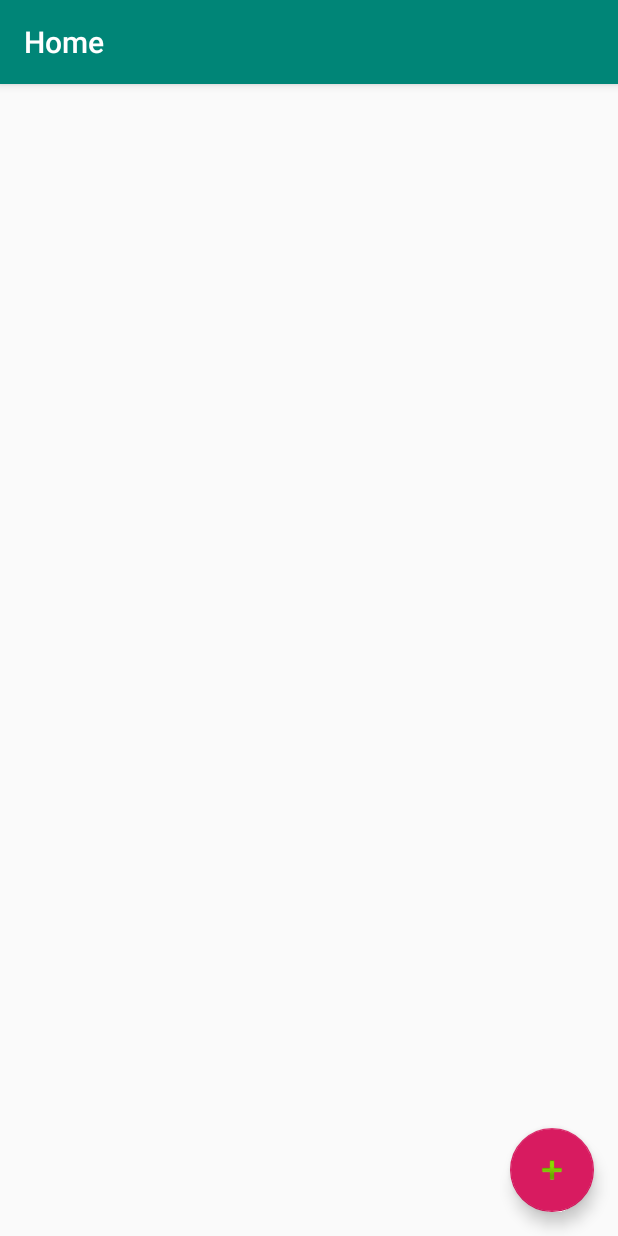
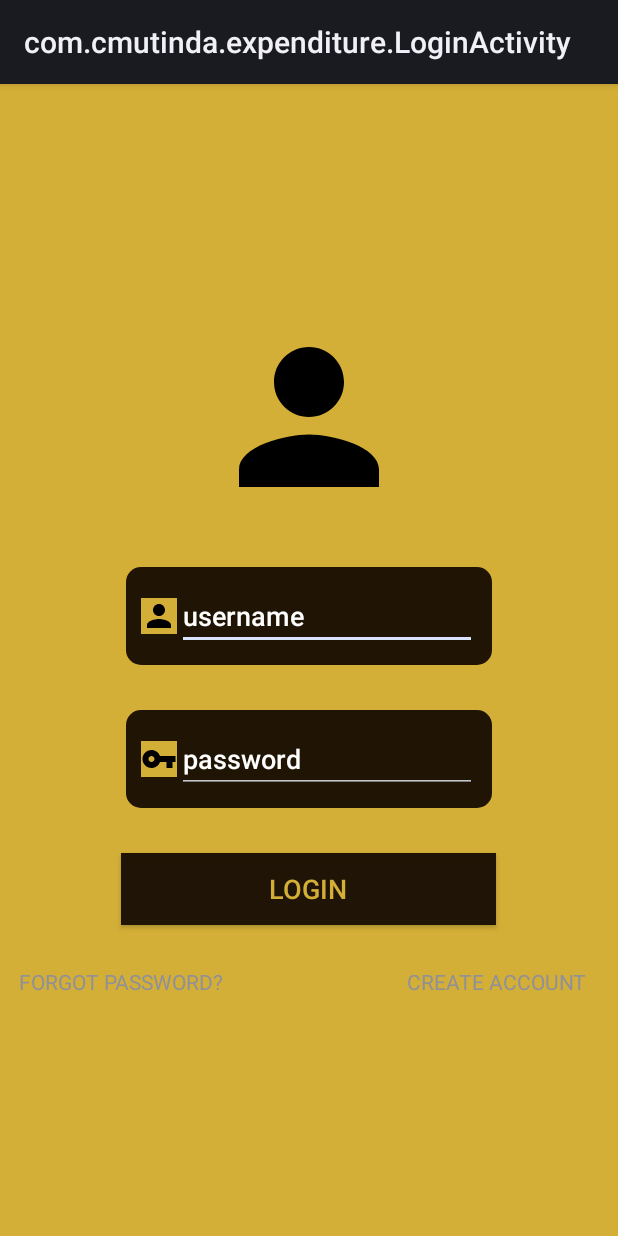
Before and after one commit to MWELU-pr0g/Expenditure-project, an Android app: the screen it shows after launch (MainActivity before the commit, LoginActivity after it), on a phone screen of 412 x 824 dp. Run offline under Robolectric (Android 15) with nearby library versions, the phone set to English and light mode, and no system bars; our stand-ins replace Firebase (no records; nobody signed in at launch, a user with empty details on screens opened directly).

```diff
--- a/app/src/main/java/com/cmutinda/expenditure/LoginActivity.java
+++ b/app/src/main/java/com/cmutinda/expenditure/LoginActivity.java
@@ -1,14 +1,94 @@
 package com.cmutinda.expenditure;
 
+import android.app.Activity;
+import android.content.Intent;
+import android.os.Bundle;
+import android.text.TextUtils;
+import android.view.View;
+import android.widget.Button;
+import android.widget.EditText;
+import android.widget.TextView;
+import android.widget.Toast;
+
+import androidx.annotation.NonNull;
 import androidx.appcompat.app.AppCompatActivity;
 
-import android.os.Bundle;
+import com.google.android.gms.tasks.OnCompleteListener;
+import com.google.android.gms.tasks.Task;
+import com.google.firebase.auth.AuthResult;
+import com.google.firebase.auth.FirebaseAuth;
 
-public class LoginActivity extends AppCompatActivity {
+public class LoginActivity extends Activity {
+    private EditText nedit1, nedit2;
+    private Button lgnButton;
+    private FirebaseAuth fauth;
+    private TextView mcreate;
+    private TextView mforgot;
 
     @Override
     protected void onCreate(Bundle savedInstanceState) {
         super.onCreate(savedInstanceState);
         setContentView(R.layout.activity_login);
+
+        nedit1 = findViewById(R.id.loginEdit1);
+        nedit2 = findViewById(R.id.loginEdit2);
+        mcreate = findViewById(R.id.loginText2);
+//        mforgot = findViewById(R.id.account);
+        fauth = FirebaseAuth.getInstance();
+
+        lgnButton=findViewById(R.id.loginButton);
+        lgnButton.setOnClickListener(new View.OnClickListener() {
+
+            @Override
+            public void onClick(View v) {
+
+                String email = nedit1.getText().toString().trim();
+                String password = nedit2.getText().toString().trim();
+
+
+                if (TextUtils.isEmpty(email)) {
+                    nedit1.setError("Email is recquired to proceed");
+                    return;
+                }
+                if (TextUtils.isEmpty(password)) {
+                    nedit2.setError("Invalid Password!");
+                    return;
+                }
+                if (password.length() < 6) {
+                    nedit2.setError("Too Short Password!" + "");
+                    return;
+                }
+
+
+                final Task<AuthResult> authResultTask = fauth.signInWithEmailAndPassword(email, password).addOnCompleteListener(LoginActivity.this, new OnCompleteListener<AuthResult>() {
+                    @Override
+                    public void onComplete(@NonNull Task<AuthResult> task) {
+                        if (task.isSuccessful()) {
+                            Toast.makeText(LoginActivity.this, "Login Successfully!", Toast.LENGTH_SHORT).show();
+                            startActivity(new Intent(getApplicationContext(), MainActivity.class));
+
+
+                        } else {
+
+                            Toast.makeText(LoginActivity.this, "Authentication failed!" + task.getException().getMessage(), Toast.LENGTH_SHORT).show();
+
+
+                        }
+
+
+                        }
+
+                });
+            }
+        });
+
+        mcreate.setOnClickListener(new View.OnClickListener() {
+            @Override
+            public void onClick(View v) {
+                startActivity(new Intent(getApplicationContext(),Register.class));
+
+            }
+        });
     }
+
 }
--- a/app/src/main/res/layout/activity_add_item.xml
+++ b/app/src/main/res/layout/activity_add_item.xml
@@ -48,7 +48,8 @@
             android:layout_height="wrap_content"
             android:layout_marginTop="10dp"
             android:text="@string/btn"
-            android:textSize="20sp" />
+            android:textSize="20sp"
+            android:onClick="savedItems"/>
 
         <Button
             android:id="@+id/view_item_btn"
--- a/app/src/main/res/layout/activity_login.xml
+++ b/app/src/main/res/layout/activity_login.xml
@@ -28,6 +28,7 @@
             android:src="@drawable/ic_person_black_24dp" />
 
         <EditText
+            android:id="@+id/loginEdit1"
             android:layout_width="200dp"
             android:layout_height="wrap_content"
             android:hint="@string/username"
@@ -49,6 +50,7 @@
             android:src="@drawable/ic_vpn_key_black_24dp" />
 
         <EditText
+            android:id="@+id/loginEdit2"
             android:layout_width="200dp"
             android:layout_height="wrap_content"
             android:hint="@string/pwd"
@@ -56,6 +58,7 @@
             android:textColorHint="@color/white" />
     </LinearLayout>
     <Button
+        android:id="@+id/loginButton"
         android:layout_marginTop="30dp"
         android:layout_width="250dp"
         android:layout_height="wrap_content"
@@ -65,10 +68,27 @@
         android:textColor="@color/gold"
         android:textSize="18sp"
         />
+    <LinearLayout
+        android:layout_width="wrap_content"
+        android:layout_height="wrap_content"
+        android:layout_marginTop="10dp"
+        android:gravity="center"
+        android:padding="10dp">
     <TextView
+        android:id="@+id/loginText"
         android:layout_marginTop="5dp"
-        android:layout_width="200dp"
+        android:layout_width="250dp"
         android:layout_height="wrap_content"
-        android:text="@string/account"/>
+        android:text="@string/account"
+        android:gravity="center"/>
+        <TextView
+        android:id="@+id/loginText2"
+        android:layout_marginTop="5dp"
+        android:layout_width="250dp"
+        android:layout_height="wrap_content"
+        android:text="@string/create"
+        android:gravity="center"/>
+
+    </LinearLayout>
 
 </LinearLayout>
--- a/app/src/main/res/layout/content_main.xml
+++ b/app/src/main/res/layout/content_main.xml
@@ -12,6 +12,8 @@
     <androidx.recyclerview.widget.RecyclerView
         android:id="@+id/recycler_view"
         android:layout_width="match_parent"
-        android:layout_height="match_parent"/>
+        android:layout_height="match_parent"
+        app:layout_constraintTop_toTopOf="parent"
+        tools:layout_editor_absoluteX="32dp" />
 
 </androidx.constraintlayout.widget.ConstraintLayout>
--- a/app/src/main/res/values/strings.xml
+++ b/app/src/main/res/values/strings.xml
@@ -4,9 +4,12 @@
     <!-- TODO: Remove or change this placeholder text -->
     <string name="hello_blank_fragment">Hello blank fragment</string>
     <string name="btn">ADD ITEM</string>
+    <string name="email">email</string>
+    <string name="create">CREATE ACCOUNT</string>
+    <string name="confirm">confirm password</string>
     <string name="username">username</string>
     <string name="pwd">password</string>
-    <string name="account">Not Registered? Create account</string>
+    <string name="account">FORGOT PASSWORD?</string>
     <string name="login">Login</string>
     <string name="EditText1">Name</string>
     <string name="EditText2">Price</string>
--- a/build.gradle
+++ b/build.gradle
@@ -7,7 +7,8 @@ buildscript {
 
     }
     dependencies {
-        classpath 'com.android.tools.build:gradle:3.5.3'
+        classpath 'com.android.tools.build:gradle:3.6.0'
+        classpath 'com.google.gms:google-services:4.2.0'
 
         // NOTE: Do not place your application dependencies here; they belong
         // in the individual module build.gradle files
```
Also changed, not shown: app/build.gradle (+6 -1 lines), app/src/main/AndroidManifest.xml (+29 -5 lines), app/src/main/java/com/cmutinda/expenditure/AddItemActivity.java (+18 -49 lines), app/src/main/java/com/cmutinda/expenditure/BackgroundItem.java (+13 -14 lines), app/src/main/java/com/cmutinda/expenditure/ExependitureAdapter.java (+5 -7 lines), app/src/main/java/com/cmutinda/expenditure/ItemContract.java (+5 -4 lines), app/src/main/java/com/cmutinda/expenditure/ItemDbHelper.java (+50 -21 lines), app/src/main/java/com/cmutinda/expenditure/MainActivity.java (+19 -17 lines), app/src/main/java/com/cmutinda/expenditure/Register.java (added, +86 -0 lines), app/src/main/res/layout/activity_register.xml (added, +66 -0 lines), gradle/wrapper/gradle-wrapper.properties, 1 other file.
